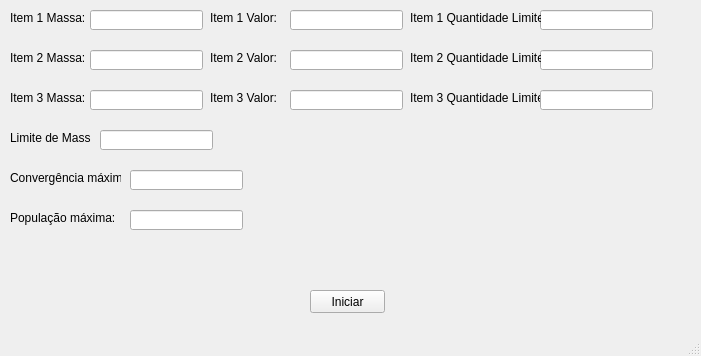
This is problema_mochila/gui.ui in Juuliocq/AIStudy as Qt 5 draws it before an edit. The edited form follows.
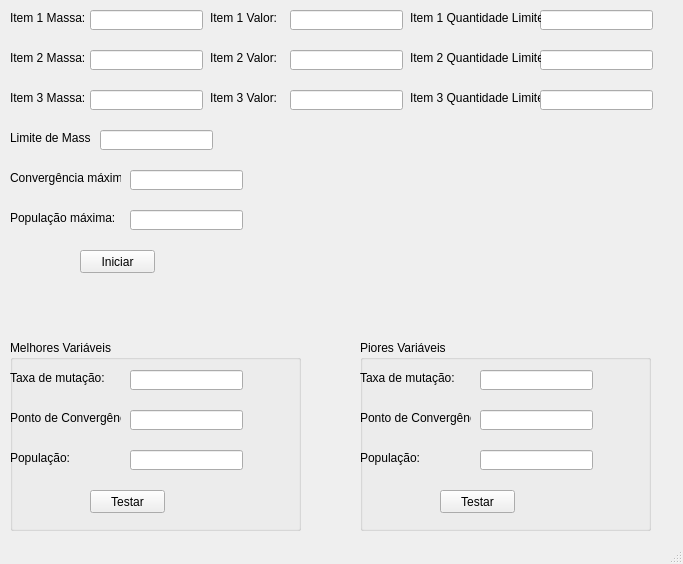
This is the edited form.

Diff of the .ui file:
```diff
--- a/problema_mochila/gui.ui
+++ b/problema_mochila/gui.ui
@@ -6,8 +6,8 @@
    <rect>
     <x>0</x>
     <y>0</y>
-    <width>701</width>
-    <height>356</height>
+    <width>683</width>
+    <height>564</height>
    </rect>
   </property>
   <property name="windowTitle">
@@ -302,8 +302,8 @@
    <widget class="QPushButton" name="txt_iniciar">
     <property name="geometry">
      <rect>
-      <x>310</x>
-      <y>290</y>
+      <x>80</x>
+      <y>250</y>
       <width>75</width>
       <height>23</height>
      </rect>
@@ -312,6 +312,196 @@
      <string>Iniciar</string>
     </property>
    </widget>
+   <widget class="QGroupBox" name="groupBox">
+    <property name="geometry">
+     <rect>
+      <x>10</x>
+      <y>340</y>
+      <width>291</width>
+      <height>191</height>
+     </rect>
+    </property>
+    <property name="title">
+     <string>Melhores Variáveis</string>
+    </property>
+    <widget class="QPushButton" name="btn_testar">
+     <property name="geometry">
+      <rect>
+       <x>80</x>
+       <y>150</y>
+       <width>75</width>
+       <height>23</height>
+      </rect>
+     </property>
+     <property name="text">
+      <string>Testar</string>
+     </property>
+    </widget>
+    <widget class="QLineEdit" name="txt_mutacao_melhor">
+     <property name="geometry">
+      <rect>
+       <x>120</x>
+       <y>30</y>
+       <width>113</width>
+       <height>20</height>
+      </rect>
+     </property>
+    </widget>
+    <widget class="QLineEdit" name="txt_populacao_melhor">
+     <property name="geometry">
+      <rect>
+       <x>120</x>
+       <y>110</y>
+       <width>113</width>
+       <height>20</height>
+      </rect>
+     </property>
+    </widget>
+    <widget class="QLabel" name="label_14">
+     <property name="geometry">
+      <rect>
+       <x>0</x>
+       <y>70</y>
+       <width>111</width>
+       <height>16</height>
+      </rect>
+     </property>
+     <property name="text">
+      <string>Ponto de Convergência:</string>
+     </property>
+    </widget>
+    <widget class="QLabel" name="label_13">
+     <property name="geometry">
+      <rect>
+       <x>0</x>
+       <y>110</y>
+       <width>111</width>
+       <height>16</height>
+      </rect>
+     </property>
+     <property name="text">
+      <string>População:</string>
+     </property>
+    </widget>
+    <widget class="QLabel" name="label_15">
+     <property name="geometry">
+      <rect>
+       <x>0</x>
+       <y>30</y>
+       <width>101</width>
+       <height>16</height>
+      </rect>
+     </property>
+     <property name="text">
+      <string>Taxa de mutação:</string>
+     </property>
+    </widget>
+    <widget class="QLineEdit" name="txt_convergencia_melhor">
+     <property name="geometry">
+      <rect>
+       <x>120</x>
+       <y>70</y>
+       <width>113</width>
+       <height>20</height>
+      </rect>
+     </property>
+    </widget>
+   </widget>
+   <widget class="QGroupBox" name="groupBox_2">
+    <property name="geometry">
+     <rect>
+      <x>360</x>
+      <y>340</y>
+      <width>291</width>
+      <height>191</height>
+     </rect>
+    </property>
+    <property name="title">
+     <string>Piores Variáveis</string>
+    </property>
+    <widget class="QPushButton" name="btn_testar_2">
+     <property name="geometry">
+      <rect>
+       <x>80</x>
+       <y>150</y>
+       <width>75</width>
+       <height>23</height>
+      </rect>
+     </property>
+     <property name="text">
+      <string>Testar</string>
+     </property>
+    </widget>
+    <widget class="QLineEdit" name="txt_mutacao_pior">
+     <property name="geometry">
+      <rect>
+       <x>120</x>
+       <y>30</y>
+       <width>113</width>
+       <height>20</height>
+      </rect>
+     </property>
+    </widget>
+    <widget class="QLineEdit" name="txt_populacao_pior">
+     <property name="geometry">
+      <rect>
+       <x>120</x>
+       <y>110</y>
+       <width>113</width>
+       <height>20</height>
+      </rect>
+     </property>
+    </widget>
+    <widget class="QLabel" name="label_16">
+     <property name="geometry">
+      <rect>
+       <x>0</x>
+       <y>70</y>
+       <width>111</width>
+       <height>16</height>
+      </rect>
+     </property>
+     <property name="text">
+      <string>Ponto de Convergência:</string>
+     </property>
+    </widget>
+    <widget class="QLabel" name="label_17">
+     <property name="geometry">
+      <rect>
+       <x>0</x>
+       <y>110</y>
+       <width>111</width>
+       <height>16</height>
+      </rect>
+     </property>
+     <property name="text">
+      <string>População:</string>
+     </property>
+    </widget>
+    <widget class="QLabel" name="label_18">
+     <property name="geometry">
+      <rect>
+       <x>0</x>
+       <y>30</y>
+       <width>101</width>
+       <height>16</height>
+      </rect>
+     </property>
+     <property name="text">
+      <string>Taxa de mutação:</string>
+     </property>
+    </widget>
+    <widget class="QLineEdit" name="txt_convergencia_pior">
+     <property name="geometry">
+      <rect>
+       <x>120</x>
+       <y>70</y>
+       <width>113</width>
+       <height>20</height>
+      </rect>
+     </property>
+    </widget>
+   </widget>
   </widget>
   <widget class="QStatusBar" name="statusbar"/>
  </widget>
```
Left out of the diff: 2 changed lines with no effect on the pictures.
